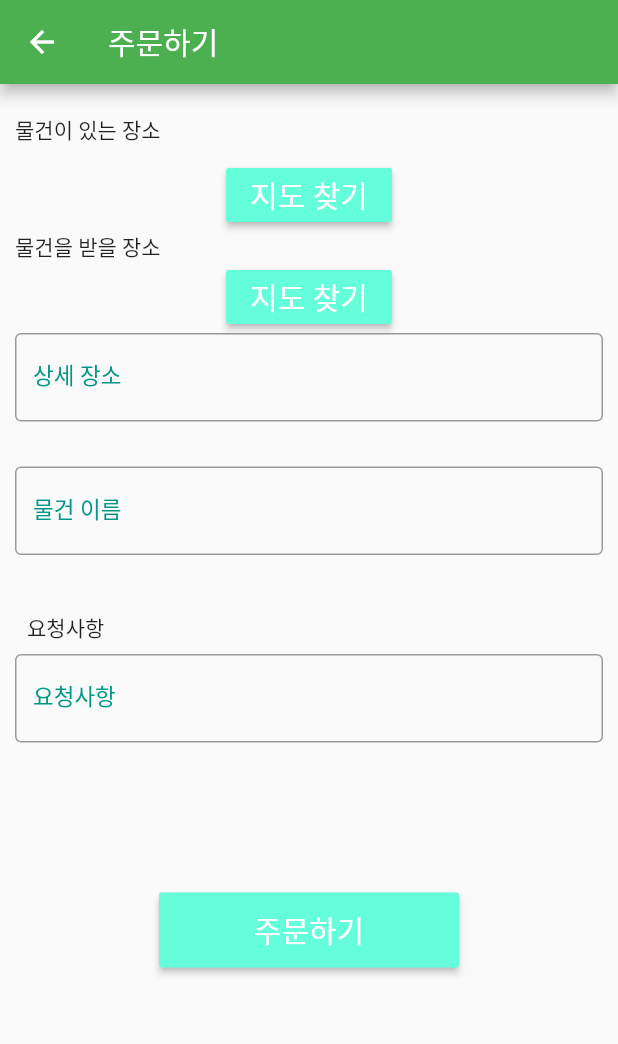
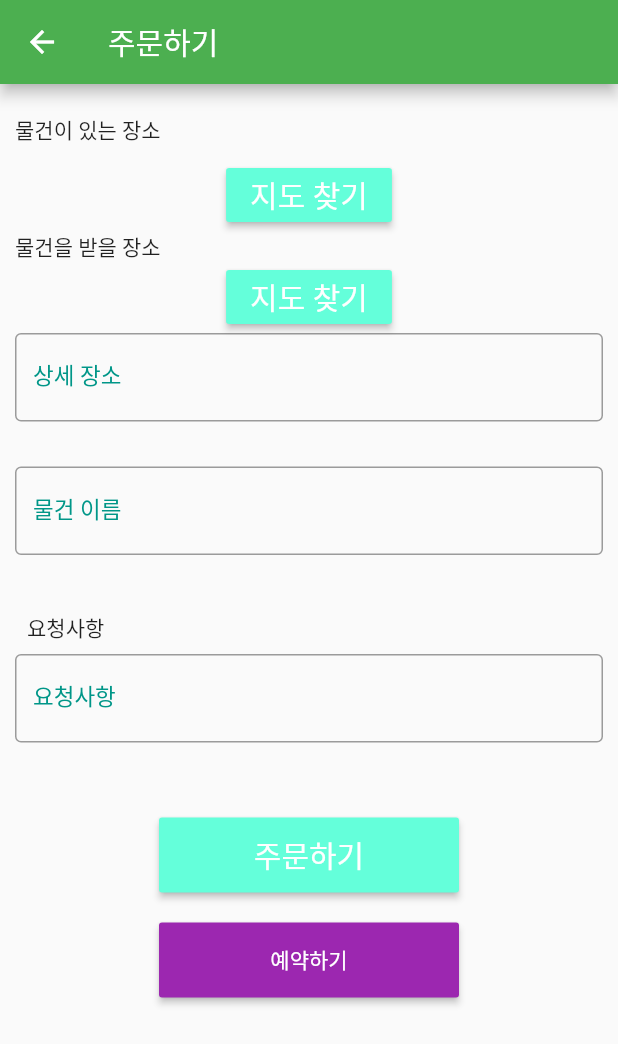
Before and after one commit to Luvxy/delivery, a Flutter app: the ScreenB screen opened by its route, on a phone screen of 412 x 824 dp. Shown: the top 1044 px of the screen. Run offline on Flutter 3.47's test engine with Material 2 defaults, Android fonts, the phone set to English and light mode, and no system bars; our stand-ins replace cloud_firestore, firebase_auth, firebase_core, firebase_database, firebase_storage, google_maps_flutter and 1 more; missing offline and left inert: firebase_auth_web, firebase_core_web; accounts and stored records are empty; Roboto replaces fonts that are missing (Montserrat).

Commit message:
예약하기 팝업 성공

```diff
--- a/lib/ScreenB.dart
+++ b/lib/ScreenB.dart
@@ -5,7 +5,51 @@ import 'package:firebase_database/firebase_database.dart';
 import 'package:flutter/cupertino.dart';
 import 'package:firebase_auth/firebase_auth.dart';
 
-class ScreenB extends StatelessWidget {
+
+
+class time extends StatelessWidget {
+  @override
+  Widget build(BuildContext context) {
+    return MaterialApp(
+      title: '예약 시간',
+      theme: ThemeData(
+        primarySwatch: Colors.blue,
+      ),
+      home: ScreenB(),
+    );
+  }
+}
+
+Future<void> _showMyDialog(BuildContext context) async {
+  return showDialog<void>(
+    context: context,
+    barrierDismissible: false, // user must tap button!
+    builder: (BuildContext context) {
+      return AlertDialog(
+        content: SingleChildScrollView(
+          child: ScreenB(),
+        ),
+        actions: <Widget>[
+          TextButton(
+            child: const Text('확인'),
+            onPressed: () {
+              Navigator.of(context).pop();
+            },
+          ),
+        ],
+      );
+    },
+  );
+}
+
+
+class ScreenB extends StatefulWidget {
+  @override
+  _ScreenBState createState() => _ScreenBState();
+}
+
+class _ScreenBState extends State<ScreenB> {
+  String _selectedTime = '';
   TextEditingController object = TextEditingController();
   TextEditingController controller2 = TextEditingController();
   TextEditingController controller3 = TextEditingController();
@@ -123,11 +167,11 @@ class ScreenB extends StatelessWidget {
                                 TextField(
                                   controller: controller2,
                                   decoration:
-                                      InputDecoration(labelText: '요청사항'),
+                                  InputDecoration(labelText: '요청사항'),
                                   keyboardType: TextInputType.emailAddress,
                                 ),
                                 SizedBox(
-                                  height: 100,
+                                  height: 50,
                                 ),
                                 Container(
                                   width: 200,
@@ -149,7 +193,36 @@ class ScreenB extends StatelessWidget {
                                           Navigator.pop(context);
                                           _showComplete(context);
                                         }
-                                      }),)
+                                      }),
+                                ),
+                                SizedBox(
+                                  height: 20,
+                                ),
+                                Container(
+                                  width: 200,
+                                  height: 50,
+                                  child: RaisedButton(
+                                    child: Text('예약하기'),
+                                    color: Colors.purple,
+                                    textColor: Colors.white,
+                                    onPressed: () {
+                                      Future<TimeOfDay?> future = showTimePicker(
+                                        context: context,
+                                        initialTime: TimeOfDay.now(),
+                                      );
+                                      future.then((timeOfDay) {
+                                        setState(() {
+                                          if (timeOfDay == null) {
+                                            _selectedTime = '';
+                                          } else {
+                                            _selectedTime = '${timeOfDay.hour}:${timeOfDay.minute}';
+                                          }
+                                        });
+                                      });
+                                      Navigator.of(context).pop;
+                                    },
+                                  ),
+                                )
                               ]),
                             ),
                           ),
```
